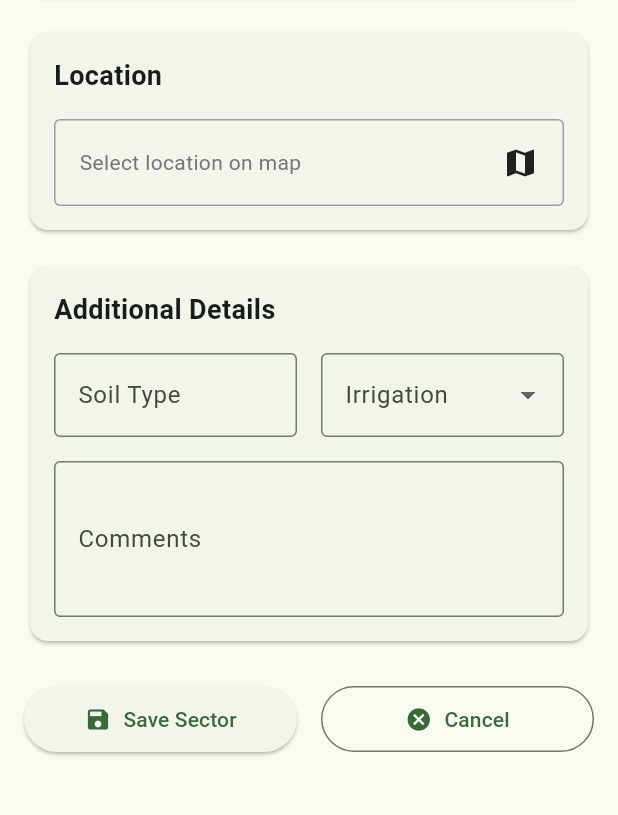
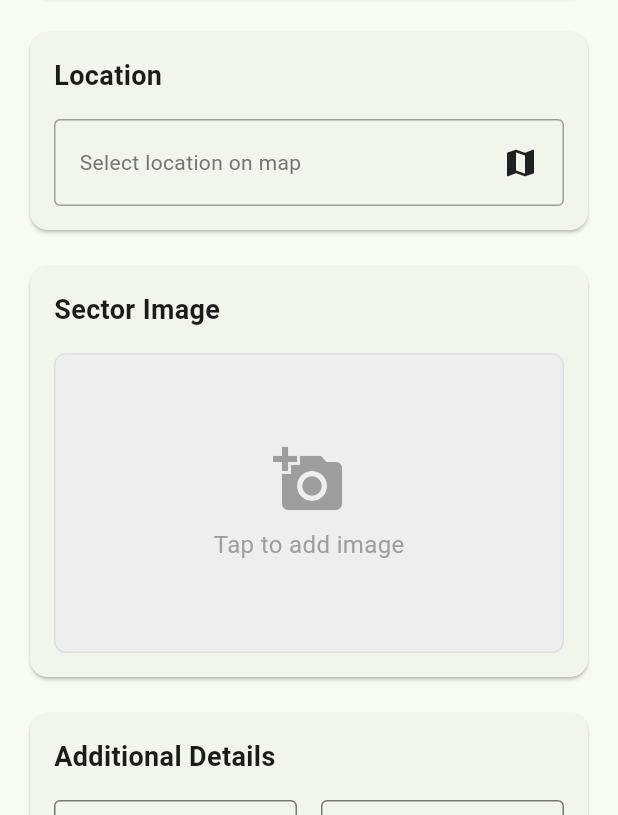
Before and after one commit to stanlee321/crop_app, a Flutter app: the AddSectorScreen screen opened directly, on a phone screen of 412 x 824 dp, the part 421-1236 px from its top. Run offline on Flutter 3.47's test engine with Material 3 defaults, Android fonts, the phone set to English and light mode, and no system bars; our stand-ins replace flutter_map, geolocator, image_picker, latlong2, qr_flutter; missing offline and left inert: qr_code_dart_scan.

Commit message:
added image picker also in Add Sector

```diff
--- a/lib/screens/add_sector_screen.dart
+++ b/lib/screens/add_sector_screen.dart
@@ -3,6 +3,8 @@ import 'package:flutter_map/flutter_map.dart';
 import 'package:latlong2/latlong.dart';
 import 'package:geolocator/geolocator.dart';
 import '../components/shared/location_picker.dart';
+import 'dart:io';
+import '../components/shared/image_picker_section.dart';
 
 class AddSectorScreen extends StatefulWidget {
   const AddSectorScreen({super.key});
@@ -29,6 +31,7 @@ class _AddSectorScreenState extends State<AddSectorScreen> {
 
   LatLng? _selectedLocation;
   final MapController _mapController = MapController();
+  File? _sectorImage;
 
   @override
   void initState() {
@@ -293,6 +296,15 @@ class _AddSectorScreenState extends State<AddSectorScreen> {
                 ),
               ),
               const SizedBox(height: 16),
+              ImagePickerSection(
+                title: 'Sector Image',
+                onImageSelected: (File image) {
+                  setState(() {
+                    _sectorImage = image;
+                  });
+                },
+              ),
+              const SizedBox(height: 16),
               // Additional Details Card
               Card(
                 child: Padding(
```
